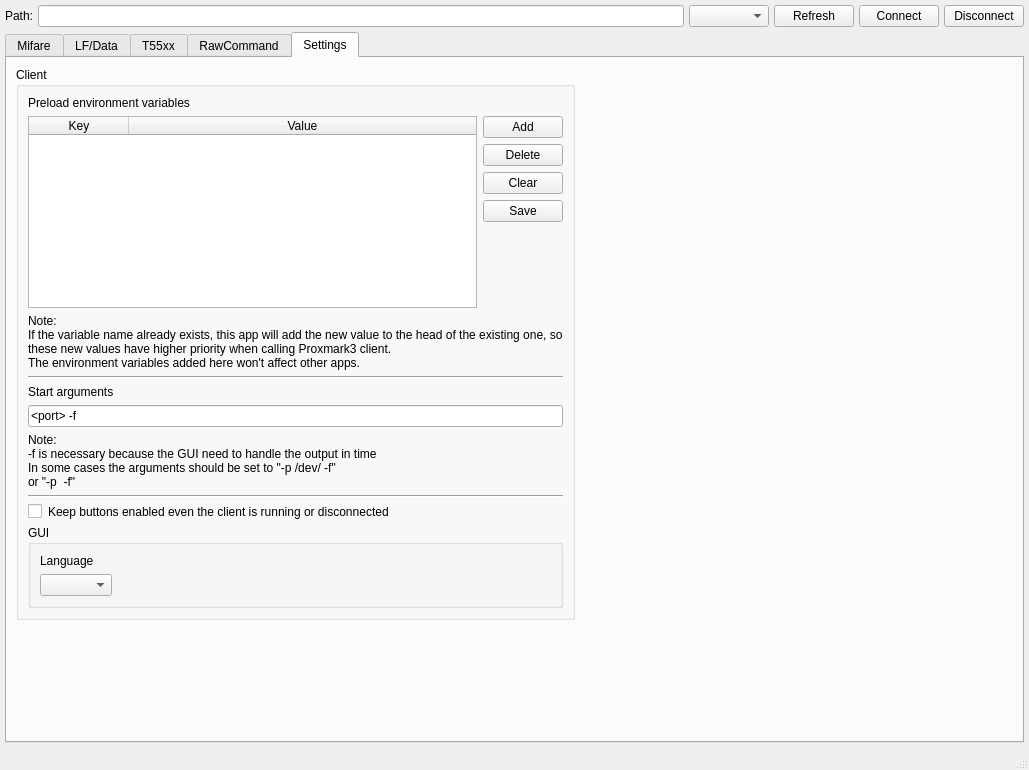
This is ui/mainwindow.ui in wh201906/Proxmark3GUI as Qt 5 draws it before an edit. The edited form follows.
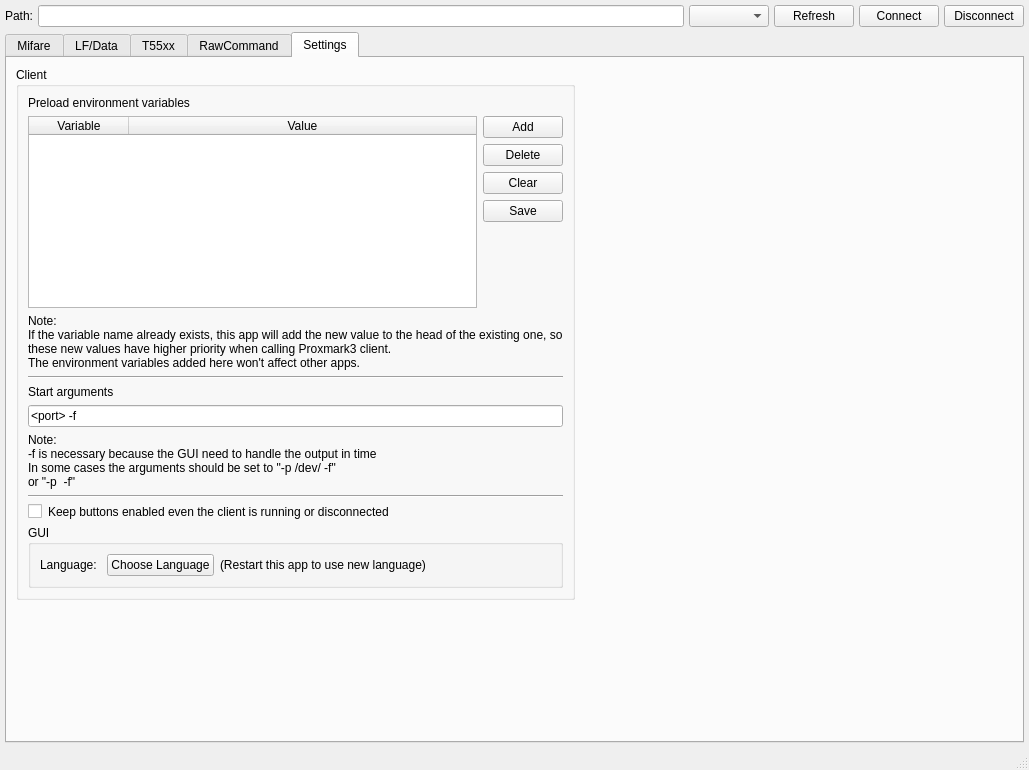
This is the edited form. The open tabs and pages were chosen to show the change.

```diff
--- a/ui/mainwindow.ui
+++ b/ui/mainwindow.ui
@@ -1559,7 +1559,7 @@
                  </attribute>
                  <column>
                   <property name="text">
-                   <string>Key</string>
+                   <string>Variable</string>
                   </property>
                  </column>
                  <column>
@@ -1714,17 +1714,28 @@
                 <string>GUI</string>
                </property>
                <layout class="QVBoxLayout" name="verticalLayout_11">
-                <item>
-                 <widget class="QLabel" name="label_16">
-                  <property name="text">
-                   <string>Language</string>
-                  </property>
-                 </widget>
-                </item>
                 <item>
                  <layout class="QHBoxLayout" name="horizontalLayout_17">
                   <item>
-                   <widget class="QComboBox" name="Set_GUI_languageBox"/>
+                   <widget class="QLabel" name="label_16">
+                    <property name="text">
+                     <string>Language: </string>
+                    </property>
+                   </widget>
+                  </item>
+                  <item>
+                   <widget class="QPushButton" name="Set_GUI_setLanguageButton">
+                    <property name="text">
+                     <string>Choose Language</string>
+                    </property>
+                   </widget>
+                  </item>
+                  <item>
+                   <widget class="QLabel" name="label_17">
+                    <property name="text">
+                     <string>(Restart this app to use new language)</string>
+                    </property>
+                   </widget>
                   </item>
                   <item>
                    <spacer name="horizontalSpacer_9">
```
Left out of the diff: 2 changed lines with no effect on the pictures.
